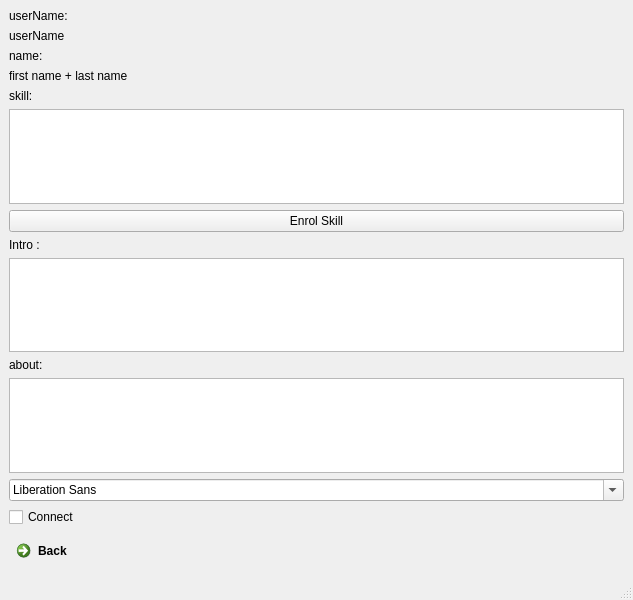
Qt form ui/SeeOtherPerson.ui (PooyaFekri/LinkedIn) before a commit.
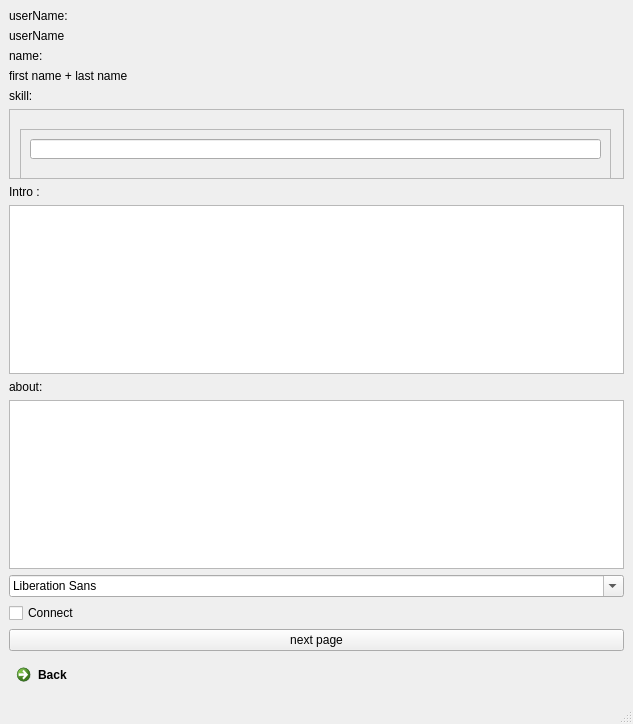
The same form after that commit.

Diff of the .ui file:
```diff
--- a/ui/SeeOtherPerson.ui
+++ b/ui/SeeOtherPerson.ui
@@ -7,7 +7,7 @@
     <x>0</x>
     <y>0</y>
     <width>633</width>
-    <height>600</height>
+    <height>724</height>
    </rect>
   </property>
   <property name="windowTitle">
@@ -51,13 +51,59 @@
      </widget>
     </item>
     <item>
-     <widget class="QTextBrowser" name="Skill_textBrowser"/>
-    </item>
-    <item>
-     <widget class="QPushButton" name="EnrolSkill">
-      <property name="text">
-       <string>Enrol Skill</string>
+     <widget class="QScrollArea" name="scrollArea">
+      <property name="widgetResizable">
+       <bool>true</bool>
       </property>
+      <widget class="QWidget" name="scrollAreaWidgetContents_2">
+       <property name="geometry">
+        <rect>
+         <x>0</x>
+         <y>0</y>
+         <width>613</width>
+         <height>68</height>
+        </rect>
+       </property>
+       <widget class="QFrame" name="frame">
+        <property name="geometry">
+         <rect>
+          <x>10</x>
+          <y>19</y>
+          <width>591</width>
+          <height>81</height>
+         </rect>
+        </property>
+        <property name="frameShape">
+         <enum>QFrame::StyledPanel</enum>
+        </property>
+        <property name="frameShadow">
+         <enum>QFrame::Raised</enum>
+        </property>
+        <widget class="QPushButton" name="EnrolSkill">
+         <property name="geometry">
+          <rect>
+           <x>10</x>
+           <y>50</y>
+           <width>571</width>
+           <height>20</height>
+          </rect>
+         </property>
+         <property name="text">
+          <string>Enrol Skill</string>
+         </property>
+        </widget>
+        <widget class="QLineEdit" name="lineEdit_skill">
+         <property name="geometry">
+          <rect>
+           <x>10</x>
+           <y>10</y>
+           <width>571</width>
+           <height>20</height>
+          </rect>
+         </property>
+        </widget>
+       </widget>
+      </widget>
      </widget>
     </item>
     <item>
@@ -90,6 +136,13 @@
       </property>
      </widget>
     </item>
+    <item>
+     <widget class="QPushButton" name="nextPage_Button">
+      <property name="text">
+       <string>next page</string>
+      </property>
+     </widget>
+    </item>
     <item>
      <widget class="QCommandLinkButton" name="Back">
       <property name="text">
```
Left out of the diff: 4 changed lines with no effect on the pictures.
